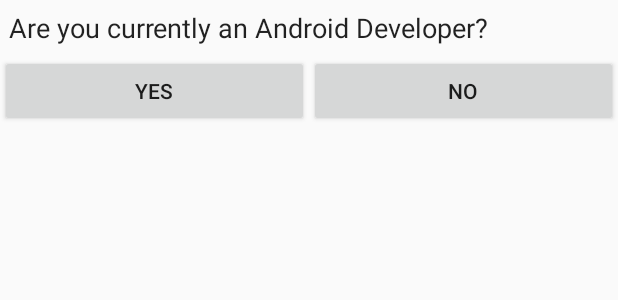
After one commit to realm/realm-surveys, an Android app: the layout survey_item.xml on its own in the app's theme, with its tools: preview values and no code run, on a phone screen of 412 x 824 dp. The commit adds this screen. Shown: the top 300 px of the screen. Run offline under Robolectric (Android 15) with nearby library versions, the phone set to English and light mode, and no system bars.

Commit message:
Building out android project

```diff
--- a/Android/app/src/main/AndroidManifest.xml
+++ b/Android/app/src/main/AndroidManifest.xml
@@ -8,7 +8,7 @@
         android:label="@string/app_name"
         android:supportsRtl="true"
         android:theme="@style/AppTheme">
-        <activity android:name=".SurveyActivity">
+        <activity android:name=".controller.SurveyActivity">
             <intent-filter>
                 <action android:name="android.intent.action.MAIN" />
 
--- /dev/null
+++ b/Android/app/src/main/res/layout/survey_item.xml
@@ -0,0 +1,45 @@
+<?xml version="1.0" encoding="utf-8"?>
+<RelativeLayout
+    xmlns:android="http://schemas.android.com/apk/res/android"
+    xmlns:tools="http://schemas.android.com/tools"
+
+    android:layout_width="match_parent"
+    android:layout_height="wrap_content">
+
+    <TextView
+        android:id="@+id/questionText"
+        android:layout_width="match_parent"
+        android:layout_height="wrap_content"
+        android:layout_gravity="top"
+        android:padding="6dp"
+        android:textSize="18sp"
+        android:gravity="center_vertical"
+        android:textAppearance="?attr/textAppearanceListItem"
+        tools:text="Are you currently an Android Developer?"
+        />
+
+    <LinearLayout
+        android:layout_below="@id/questionText"
+        android:layout_width="match_parent"
+        android:layout_height="wrap_content"
+        android:orientation="horizontal">
+
+        <Button
+            android:id="@+id/yesBtn"
+            android:layout_weight="1"
+            android:layout_width="0dp"
+            android:layout_height="wrap_content"
+            android:text="Yes"
+            />
+
+        <Button
+            android:id="@+id/noBtn"
+            android:layout_weight="1"
+            android:layout_width="0dp"
+            android:layout_height="wrap_content"
+            android:text="No"
+            />
+
+    </LinearLayout>
+
+</RelativeLayout>
--- a/Android/build.gradle
+++ b/Android/build.gradle
@@ -6,6 +6,7 @@ buildscript {
     }
     dependencies {
         classpath 'com.android.tools.build:gradle:2.2.3'
+        classpath "io.realm:realm-gradle-plugin:2.3.0"
 
         // NOTE: Do not place your application dependencies here; they belong
         // in the individual module build.gradle files
```
Also changed, not shown: Android/app/build.gradle (+83 -2 lines), Android/app/src/main/java/realm/io/realmsurveys/SurveyActivity.java (deleted, +0 -13 lines), Android/app/src/main/java/realm/io/realmsurveys/controller/SurveyActivity.java (added, +116 -0 lines), Android/app/src/main/java/realm/io/realmsurveys/model/Answer.java (added, +38 -0 lines), Android/app/src/main/java/realm/io/realmsurveys/model/Question.java (added, +41 -0 lines), Android/app/src/main/res/layout/activity_survey.xml (+11 -14 lines).
